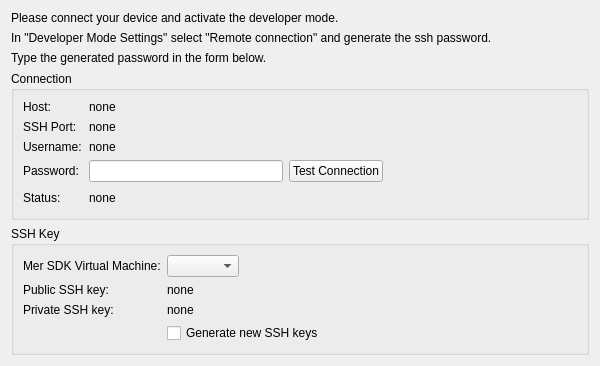
The window that src/plugins/mer/merhardwaredevicewizardkeypage.ui (sailfishos/sailfish-qtcreator) describes before a commit, drawn with Qt 5.
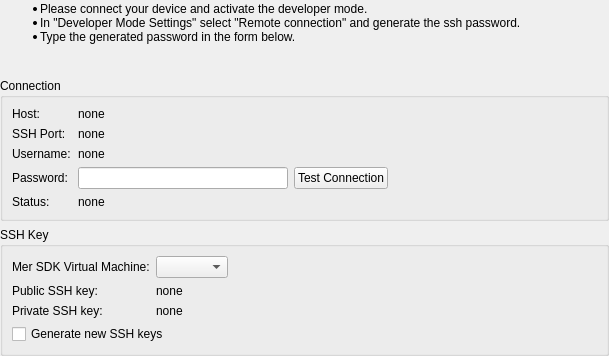
The same window after the commit.

Commit message:
Mer: Cleanup UI forms
Eliminate redundant/annoying scroll areas, allow to line-wrap possibly
long file paths, remove extra spacing, remove redundant widgets, cleanup
layouting to allow proper geometry calculations, make wizards less
shaky, ...

```diff
--- a/src/plugins/mer/merhardwaredevicewizardkeypage.ui
+++ b/src/plugins/mer/merhardwaredevicewizardkeypage.ui
@@ -1,37 +1,41 @@
 <?xml version="1.0" encoding="UTF-8"?>
 <ui version="4.0">
  <class>Mer::Internal::MerHardwareDeviceWizardKeyPage</class>
- <widget class="QWidget" name="Mer::Internal::MerHardwareDeviceWizardKeyPage">
+ <widget class="QWizardPage" name="Mer::Internal::MerHardwareDeviceWizardKeyPage">
   <property name="geometry">
    <rect>
     <x>0</x>
     <y>0</y>
-    <width>600</width>
-    <height>344</height>
+    <width>609</width>
+    <height>356</height>
    </rect>
   </property>
+  <property name="sizePolicy">
+   <sizepolicy hsizetype="Preferred" vsizetype="Minimum">
+    <horstretch>0</horstretch>
+    <verstretch>0</verstretch>
+   </sizepolicy>
+  </property>
   <property name="windowTitle">
    <string>Form</string>
   </property>
   <layout class="QVBoxLayout" name="verticalLayout">
-   <item>
-    <widget class="QLabel" name="infoLabel1">
-     <property name="text">
-      <string>Please connect your device and activate the developer mode.</string>
-     </property>
-    </widget>
-   </item>
-   <item>
-    <widget class="QLabel" name="infoLabel2">
-     <property name="text">
-      <string>In &quot;Developer Mode Settings&quot; select &quot;Remote connection&quot; and generate the ssh password. </string>
-     </property>
-    </widget>
-   </item>
+   <property name="leftMargin">
+    <number>0</number>
+   </property>
+   <property name="topMargin">
+    <number>0</number>
+   </property>
+   <property name="rightMargin">
+    <number>0</number>
+   </property>
+   <property name="bottomMargin">
+    <number>0</number>
+   </property>
    <item>
     <widget class="QLabel" name="infoLabel3">
      <property name="text">
-      <string>Type the generated password in the form below.</string>
+      <string>&lt;html&gt;&lt;head/&gt;&lt;body&gt;&lt;ul&gt;&lt;li&gt;Please connect your device and activate the developer mode.&lt;/li&gt;&lt;li&gt;In &quot;Developer Mode Settings&quot; select &quot;Remote connection&quot; and generate the ssh password.&lt;/li&gt;&lt;li&gt;Type the generated password in the form below.&lt;/li&gt;&lt;/ul&gt;&lt;p/&gt;&lt;/body&gt;&lt;/html&gt;</string>
      </property>
     </widget>
    </item>
@@ -91,9 +95,13 @@
        </widget>
       </item>
       <item row="3" column="1">
-       <layout class="QHBoxLayout" name="horizontalLayout_3">
+       <layout class="QHBoxLayout" name="horizontalLayout">
         <item>
-         <widget class="QLineEdit" name="passwordLineEdit"/>
+         <widget class="QLineEdit" name="passwordLineEdit">
+          <property name="echoMode">
+           <enum>QLineEdit::Password</enum>
+          </property>
+         </widget>
         </item>
         <item>
          <widget class="QPushButton" name="testButton">
@@ -103,7 +111,7 @@
          </widget>
         </item>
         <item>
-         <spacer name="horizontalSpacer_3">
+         <spacer name="horizontalSpacer">
           <property name="orientation">
            <enum>Qt::Horizontal</enum>
           </property>
@@ -125,28 +133,14 @@
        </widget>
       </item>
       <item row="4" column="1">
-       <layout class="QHBoxLayout" name="horizontalLayout">
-        <item>
          <widget class="QLabel" name="connectionLabelEdit">
           <property name="text">
            <string>none</string>
           </property>
-         </widget>
-        </item>
-        <item>
-         <spacer name="horizontalSpacer">
-          <property name="orientation">
-           <enum>Qt::Horizontal</enum>
-          </property>
-          <property name="sizeHint" stdset="0">
-           <size>
-            <width>40</width>
-            <height>20</height>
-           </size>
-          </property>
-         </spacer>
-        </item>
-       </layout>
+        <property name="textInteractionFlags">
+         <set>Qt::LinksAccessibleByMouse|Qt::TextSelectableByKeyboard|Qt::TextSelectableByMouse</set>
+        </property>
+       </widget>
       </item>
      </layout>
     </widget>
@@ -156,6 +150,8 @@
      <property name="title">
       <string>SSH Key</string>
      </property>
+     <layout class="QVBoxLayout" name="verticalLayout_2">
+      <item>
      <layout class="QFormLayout" name="formLayout_2">
       <item row="0" column="0">
        <widget class="QLabel" name="merSdkLabel">
@@ -165,24 +161,14 @@
        </widget>
       </item>
       <item row="0" column="1">
-       <layout class="QHBoxLayout" name="horizontalLayout_2">
-        <item>
-         <widget class="QComboBox" name="merSdkComboBox"/>
-        </item>
-        <item>
-         <spacer name="horizontalSpacer_2">
-          <property name="orientation">
-           <enum>Qt::Horizontal</enum>
+         <widget class="QComboBox" name="merSdkComboBox">
+          <property name="sizePolicy">
+           <sizepolicy hsizetype="Maximum" vsizetype="Fixed">
+            <horstretch>0</horstretch>
+            <verstretch>0</verstretch>
+           </sizepolicy>
           </property>
-          <property name="sizeHint" stdset="0">
-           <size>
-            <width>40</width>
-            <height>20</height>
-           </size>
-          </property>
-         </spacer>
-        </item>
-       </layout>
+         </widget>
       </item>
       <item row="1" column="0">
        <widget class="QLabel" name="publicSshKeyLabel">
@@ -196,6 +182,12 @@
         <property name="text">
          <string>none</string>
         </property>
+          <property name="wordWrap">
+           <bool>true</bool>
+          </property>
+          <property name="textInteractionFlags">
+           <set>Qt::LinksAccessibleByMouse|Qt::TextSelectableByKeyboard|Qt::TextSelectableByMouse</set>
+          </property>
        </widget>
       </item>
       <item row="2" column="0">
@@ -210,9 +202,17 @@
         <property name="text">
          <string>none</string>
         </property>
-       </widget>
-      </item>
-      <item row="3" column="1">
+          <property name="wordWrap">
+           <bool>true</bool>
+          </property>
+          <property name="textInteractionFlags">
+           <set>Qt::LinksAccessibleByMouse|Qt::TextSelectableByKeyboard|Qt::TextSelectableByMouse</set>
+          </property>
+         </widget>
+        </item>
+       </layout>
+      </item>
+      <item>
        <widget class="QCheckBox" name="sshCheckBox">
         <property name="text">
          <string>Generate new SSH keys</string>
```
Left out of the diff: 13 changed lines with no effect on the pictures. Lines whose indentation alone changed are shown as unchanged. The commit also changes 8 other files.
